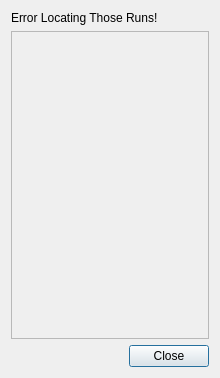
Above: designer/ui_oncat_error_message.ui from neutrons/addie before the change. Below: the same form after it.
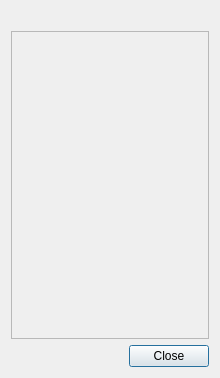
That is the form after the change.

```diff
--- a/designer/ui_oncat_error_message.ui
+++ b/designer/ui_oncat_error_message.ui
@@ -23,7 +23,7 @@
    <item>
     <widget class="QLabel" name="label">
      <property name="text">
-      <string>Error Locating Those Runs!</string>
+      <string/>
      </property>
     </widget>
    </item>
```
Left out of the diff: 4 changed lines with no effect on the pictures.
